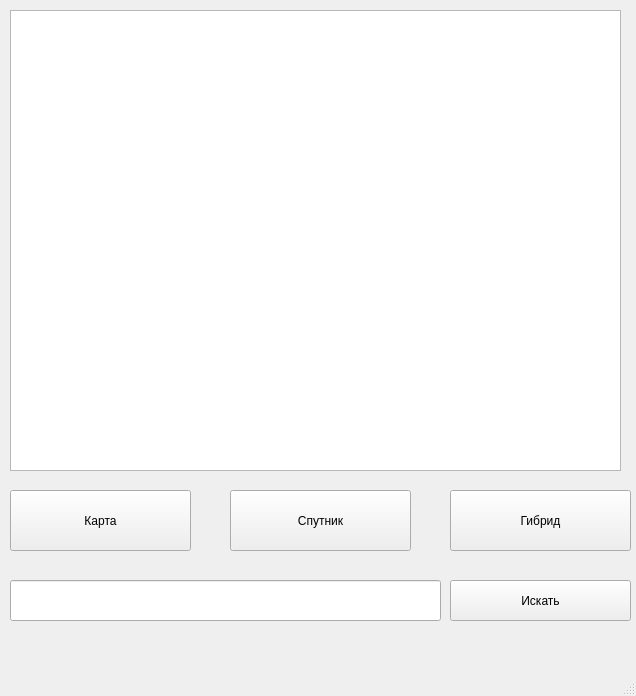
iamanonym/BidMapsAPITask, file Big_task.ui: the form before one commit.
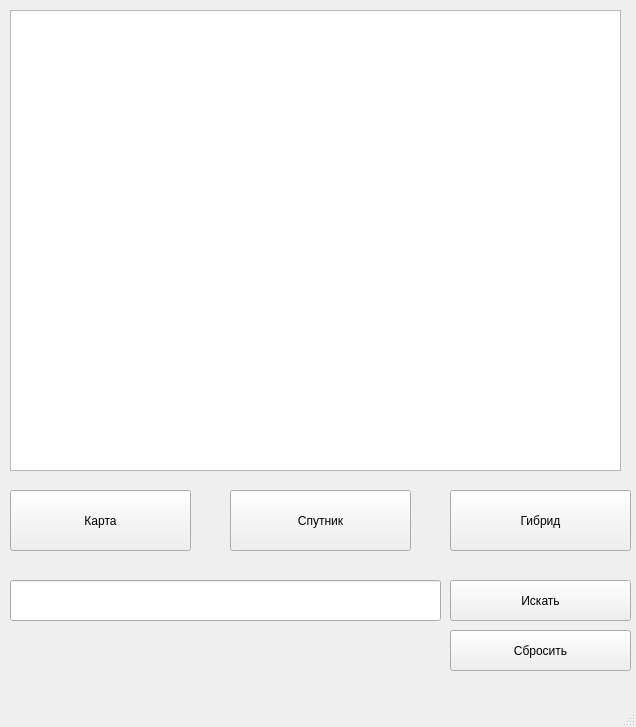
The form after the commit.

Diff of the .ui file:
```diff
--- a/Big_task.ui
+++ b/Big_task.ui
@@ -7,7 +7,7 @@
     <x>0</x>
     <y>0</y>
     <width>636</width>
-    <height>696</height>
+    <height>727</height>
    </rect>
   </property>
   <property name="windowTitle">
@@ -86,6 +86,19 @@
      <string>Искать</string>
     </property>
    </widget>
+   <widget class="QPushButton" name="waster">
+    <property name="geometry">
+     <rect>
+      <x>450</x>
+      <y>630</y>
+      <width>181</width>
+      <height>41</height>
+     </rect>
+    </property>
+    <property name="text">
+     <string>Сбросить</string>
+    </property>
+   </widget>
   </widget>
   <widget class="QMenuBar" name="menubar">
    <property name="geometry">
```
